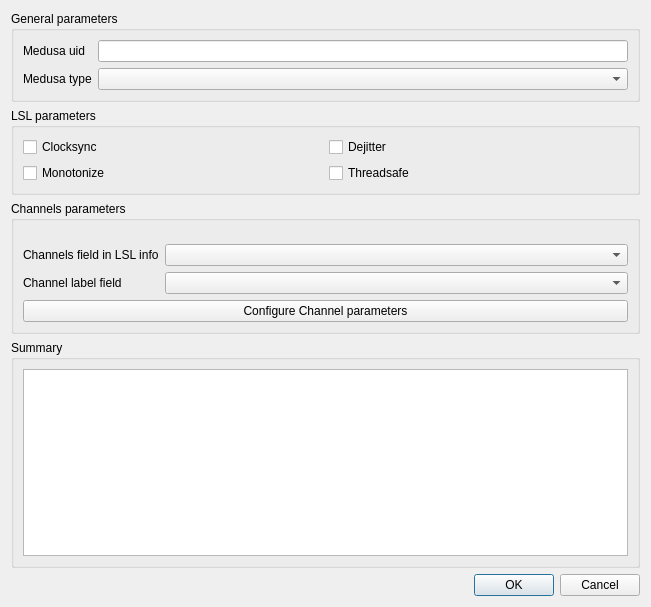
This is src/gui/ui_files/lsl_config_medusa_params_dialog_new.ui in medusabci/medusa-platform as Qt 5 draws it before an edit. The edited form follows.
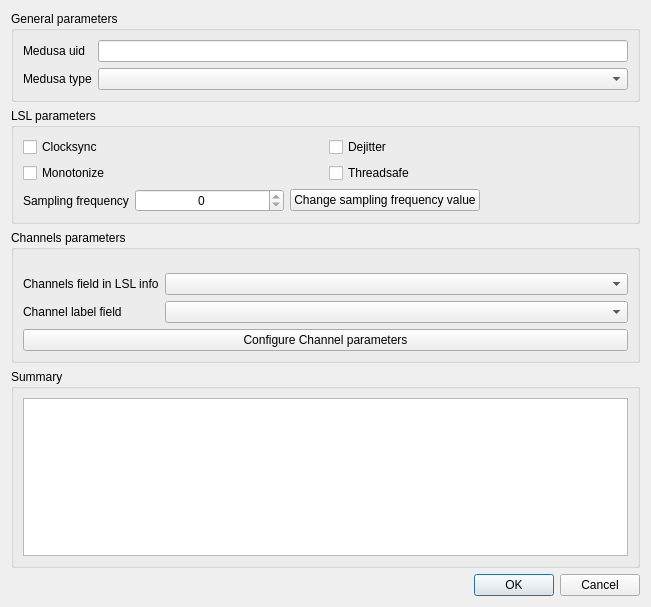
This is the edited form.

Commit message: Channel selection widget almost finished

```diff
--- a/src/gui/ui_files/lsl_config_medusa_params_dialog_new.ui
+++ b/src/gui/ui_files/lsl_config_medusa_params_dialog_new.ui
@@ -94,6 +94,77 @@
         </item>
        </layout>
       </item>
+      <item>
+       <layout class="QHBoxLayout" name="horizontalLayout">
+        <property name="topMargin">
+         <number>0</number>
+        </property>
+        <item>
+         <widget class="QLabel" name="label_4">
+          <property name="text">
+           <string>Sampling frequency</string>
+          </property>
+         </widget>
+        </item>
+        <item>
+         <widget class="QSpinBox" name="spinBox_lsl_fs">
+          <property name="sizePolicy">
+           <sizepolicy hsizetype="Expanding" vsizetype="Fixed">
+            <horstretch>0</horstretch>
+            <verstretch>0</verstretch>
+           </sizepolicy>
+          </property>
+          <property name="minimumSize">
+           <size>
+            <width>0</width>
+            <height>0</height>
+           </size>
+          </property>
+          <property name="layoutDirection">
+           <enum>Qt::LeftToRight</enum>
+          </property>
+          <property name="alignment">
+           <set>Qt::AlignCenter</set>
+          </property>
+          <property name="readOnly">
+           <bool>true</bool>
+          </property>
+          <property name="maximum">
+           <number>1000000000</number>
+          </property>
+         </widget>
+        </item>
+        <item>
+         <widget class="QPushButton" name="pushButton_lsl_fs">
+          <property name="sizePolicy">
+           <sizepolicy hsizetype="Expanding" vsizetype="Fixed">
+            <horstretch>0</horstretch>
+            <verstretch>0</verstretch>
+           </sizepolicy>
+          </property>
+          <property name="text">
+           <string>Change sampling frequency value</string>
+          </property>
+         </widget>
+        </item>
+        <item>
+         <spacer name="horizontalSpacer">
+          <property name="orientation">
+           <enum>Qt::Horizontal</enum>
+          </property>
+          <property name="sizeType">
+           <enum>QSizePolicy::Expanding</enum>
+          </property>
+          <property name="sizeHint" stdset="0">
+           <size>
+            <width>40</width>
+            <height>20</height>
+           </size>
+          </property>
+         </spacer>
+        </item>
+       </layout>
+      </item>
      </layout>
     </widget>
    </item>
```
The commit also changes 3 other files.
